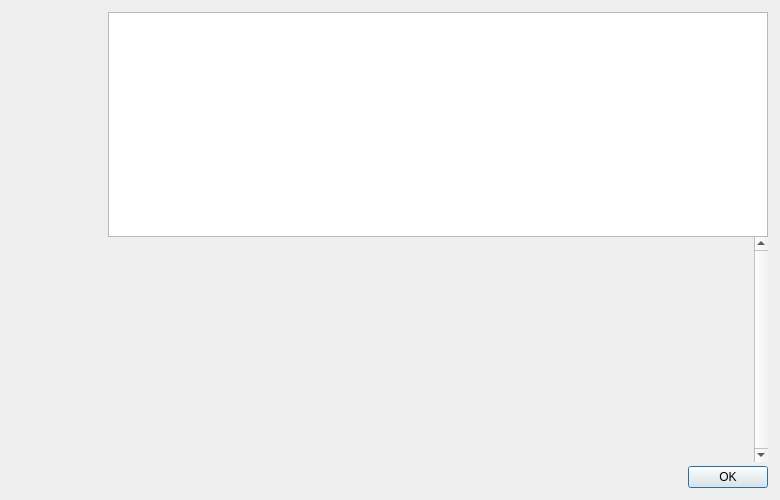
The window that src/qt/forms/helpmessagedialog.ui (HTHcoin/helpthehomelesscoin) describes before a commit, drawn with Qt 5.
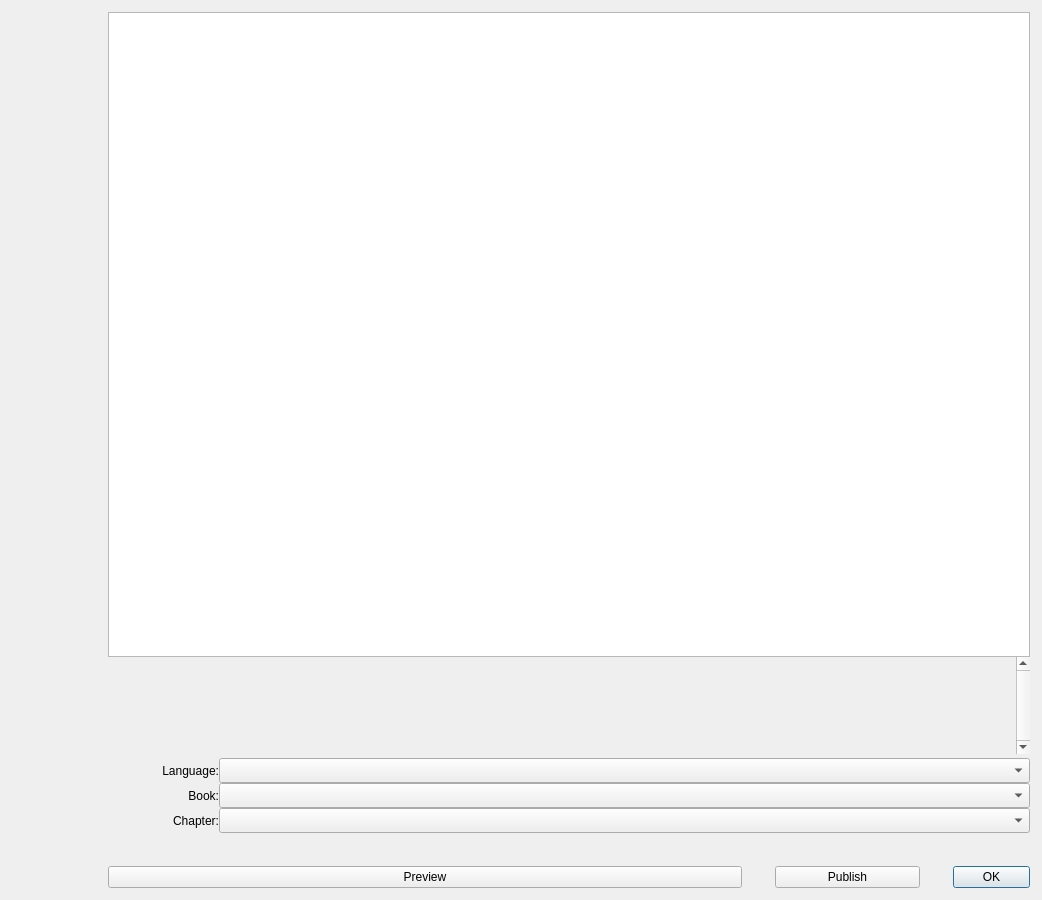
The same window after the commit. Icons and pictures are not drawn.

```diff
--- a/src/qt/forms/helpmessagedialog.ui
+++ b/src/qt/forms/helpmessagedialog.ui
@@ -6,14 +6,14 @@
    <rect>
     <x>0</x>
     <y>0</y>
-    <width>780</width>
-    <height>500</height>
+    <width>1042</width>
+    <height>900</height>
    </rect>
   </property>
   <property name="maximumSize">
    <size>
     <width>16777215</width>
-    <height>500</height>
+    <height>900</height>
    </size>
   </property>
   <layout class="QHBoxLayout" name="horizontalLayout_2">
@@ -89,7 +89,26 @@
     <layout class="QVBoxLayout" name="verticalLayout">
      <item>
       <widget class="QTextEdit" name="helpMessage">
+       <property name="minimumSize">
+        <size>
+         <width>0</width>
+         <height>645</height>
+        </size>
+       </property>
        <property name="readOnly">
+        <bool>false</bool>
+       </property>
+       <property name="html">
+        <string>&lt;!DOCTYPE HTML PUBLIC &quot;-//W3C//DTD HTML 4.0//EN&quot; &quot;http://www.w3.org/TR/REC-html40/strict.dtd&quot;&gt;
+&lt;html&gt;&lt;head&gt;&lt;meta name=&quot;qrichtext&quot; content=&quot;1&quot; /&gt;&lt;style type=&quot;text/css&quot;&gt;
+p, li { white-space: pre-wrap; }
+&lt;/style&gt;&lt;/head&gt;&lt;body style=&quot; font-family:'MS Shell Dlg 2'; font-size:7.8pt; font-weight:400; font-style:normal;&quot;&gt;
+&lt;p style=&quot;-qt-paragraph-type:empty; margin-top:0px; margin-bottom:0px; margin-left:0px; margin-right:0px; -qt-block-indent:0; text-indent:0px; font-size:8pt;&quot;&gt;&lt;br /&gt;&lt;/p&gt;&lt;/body&gt;&lt;/html&gt;</string>
+       </property>
+       <property name="overwriteMode">
+        <bool>true</bool>
+       </property>
+       <property name="acceptRichText">
         <bool>true</bool>
        </property>
       </widget>
@@ -110,13 +129,25 @@
          <rect>
           <x>0</x>
           <y>0</y>
-          <width>630</width>
-          <height>201</height>
+          <width>897</width>
+          <height>85</height>
          </rect>
         </property>
         <layout class="QVBoxLayout" name="verticalLayout_2">
          <item>
           <widget class="QLabel" name="aboutMessage">
+           <property name="sizePolicy">
+            <sizepolicy hsizetype="Preferred" vsizetype="Minimum">
+             <horstretch>0</horstretch>
+             <verstretch>0</verstretch>
+            </sizepolicy>
+           </property>
+           <property name="minimumSize">
+            <size>
+             <width>0</width>
+             <height>5</height>
+            </size>
+           </property>
            <property name="cursor">
             <cursorShape>IBeamCursor</cursorShape>
            </property>
@@ -155,14 +186,182 @@
       </spacer>
      </item>
      <item>
-      <widget class="QDialogButtonBox" name="okButton">
-       <property name="orientation">
-        <enum>Qt::Horizontal</enum>
+      <layout class="QHBoxLayout" name="horizontalLayout_771">
+       <property name="spacing">
+        <number>0</number>
        </property>
-       <property name="standardButtons">
-        <set>QDialogButtonBox::Ok</set>
+       <item>
+        <widget class="QLabel" name="lblLanguages">
+         <property name="maximumSize">
+          <size>
+           <width>111</width>
+           <height>16777215</height>
+          </size>
+         </property>
+         <property name="text">
+          <string>Language:</string>
+         </property>
+         <property name="alignment">
+          <set>Qt::AlignRight|Qt::AlignTrailing|Qt::AlignVCenter</set>
+         </property>
+        </widget>
+       </item>
+       <item>
+        <widget class="QComboBox" name="comboLanguages">
+         <property name="enabled">
+          <bool>true</bool>
+         </property>
+         <property name="minimumSize">
+          <size>
+           <width>0</width>
+           <height>25</height>
+          </size>
+         </property>
+         <property name="toolTip">
+          <string>Choose Language</string>
+         </property>
+         <property name="maxLength" stdset="0">
+          <number>1000</number>
+         </property>
+        </widget>
+       </item>
+      </layout>
+     </item>
+     <item>
+      <layout class="QHBoxLayout" name="horizontalLayout_7">
+       <property name="spacing">
+        <number>0</number>
        </property>
-      </widget>
+       <item>
+        <widget class="QLabel" name="lblBook">
+         <property name="maximumSize">
+          <size>
+           <width>111</width>
+           <height>16777215</height>
+          </size>
+         </property>
+         <property name="text">
+          <string>Book:</string>
+         </property>
+         <property name="alignment">
+          <set>Qt::AlignRight|Qt::AlignTrailing|Qt::AlignVCenter</set>
+         </property>
+        </widget>
+       </item>
+       <item>
+        <widget class="QComboBox" name="comboBook">
+         <property name="enabled">
+          <bool>true</bool>
+         </property>
+         <property name="minimumSize">
+          <size>
+           <width>0</width>
+           <height>25</height>
+          </size>
+         </property>
+         <property name="toolTip">
+          <string>Choose Bible Book</string>
+         </property>
+         <property name="maxLength" stdset="0">
+          <number>1000</number>
+         </property>
+        </widget>
+       </item>
+      </layout>
+     </item>
+     <item>
+      <layout class="QHBoxLayout" name="horizontalLayout_77">
+       <property name="spacing">
+        <number>0</number>
+       </property>
+       <item>
+        <widget class="QLabel" name="lblChapter">
+         <property name="maximumSize">
+          <size>
+           <width>111</width>
+           <height>16777215</height>
+          </size>
+         </property>
+         <property name="text">
+          <string>Chapter:</string>
+         </property>
+         <property name="alignment">
+          <set>Qt::AlignRight|Qt::AlignTrailing|Qt::AlignVCenter</set>
+         </property>
+        </widget>
+       </item>
+       <item>
+        <widget class="QComboBox" name="comboChapter">
+         <property name="enabled">
+          <bool>true</bool>
+         </property>
+         <property name="minimumSize">
+          <size>
+           <width>0</width>
+           <height>25</height>
+          </size>
+         </property>
+         <property name="toolTip">
+          <string>Choose Bible Chapter</string>
+         </property>
+         <property name="maxLength" stdset="0">
+          <number>1000</number>
+         </property>
+        </widget>
+       </item>
+      </layout>
+     </item>
+     <item>
+      <layout class="QHBoxLayout" name="horizontalLayout">
+       <property name="spacing">
+        <number>33</number>
+       </property>
+       <property name="topMargin">
+        <number>33</number>
+       </property>
+       <item>
+        <widget class="QPushButton" name="btnPreview">
+         <property name="text">
+          <string>Preview</string>
+         </property>
+        </widget>
+       </item>
+       <item>
+        <widget class="QPushButton" name="btnPublish">
+         <property name="minimumSize">
+          <size>
+           <width>145</width>
+           <height>0</height>
+          </size>
+         </property>
+         <property name="maximumSize">
+          <size>
+           <width>77</width>
+           <height>16777215</height>
+          </size>
+         </property>
+         <property name="text">
+          <string>Publish</string>
+         </property>
+        </widget>
+       </item>
+       <item>
+        <widget class="QDialogButtonBox" name="okButton">
+         <property name="maximumSize">
+          <size>
+           <width>77</width>
+           <height>16777215</height>
+          </size>
+         </property>
+         <property name="orientation">
+          <enum>Qt::Horizontal</enum>
+         </property>
+         <property name="standardButtons">
+          <set>QDialogButtonBox::Ok</set>
+         </property>
+        </widget>
+       </item>
+      </layout>
      </item>
     </layout>
    </item>
```
Left out of the diff: 18 changed lines with no effect on the pictures.
